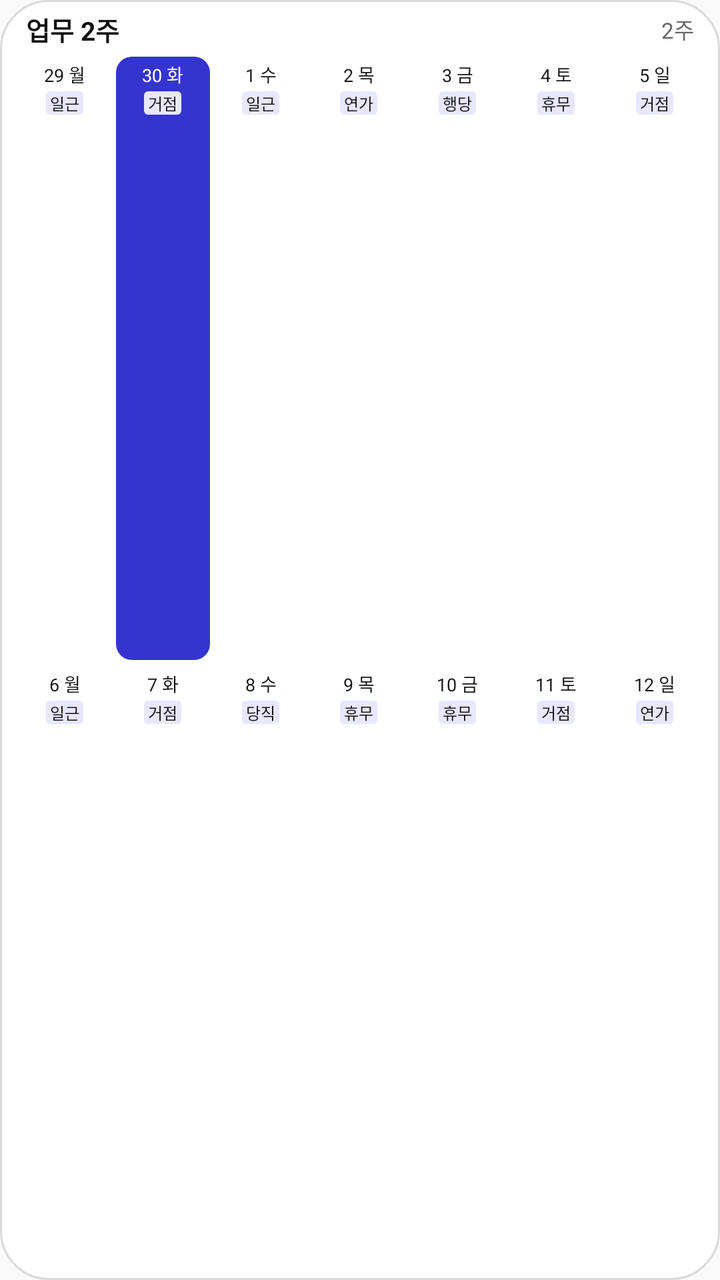
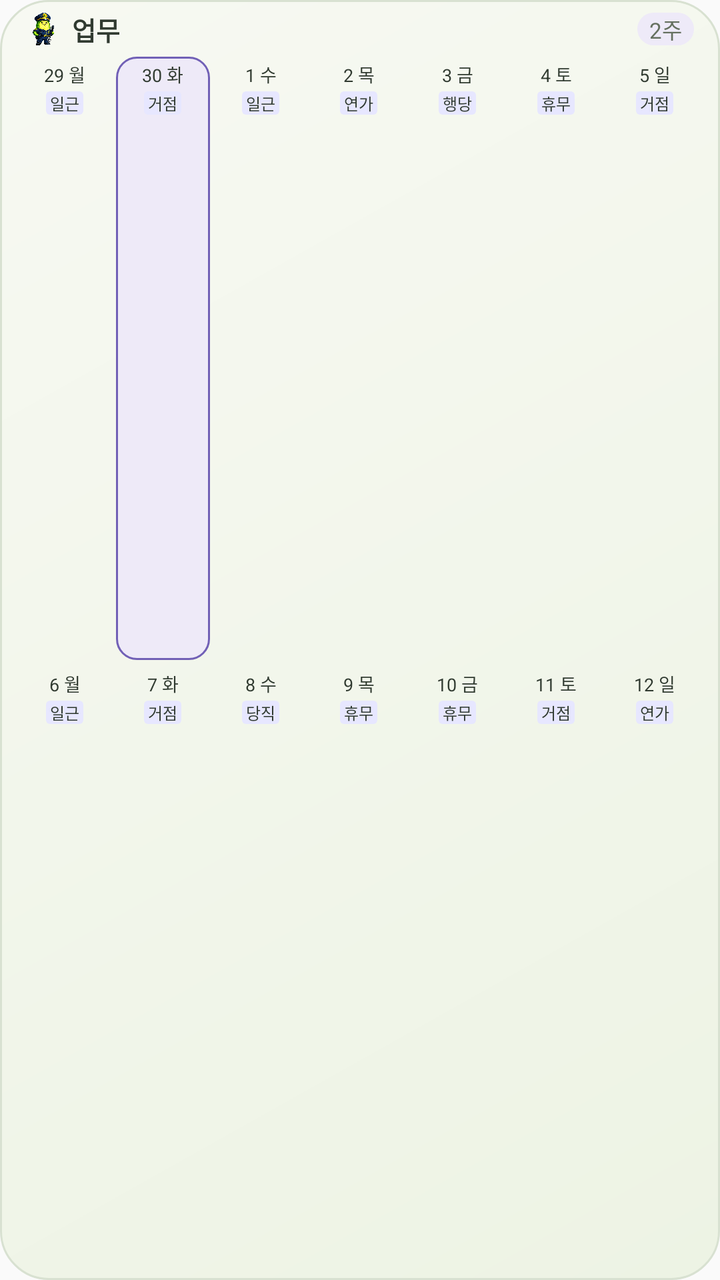

The first picture is an Android layout as it rendered before a commit; the second is the same layout after the commit. The layout source and the unified diff follow.
<!-- AndroidManifest.xml: application theme AppTheme -->
<!-- res/layout/widget_preview_work_two_weeks.xml -->
<?xml version="1.0" encoding="utf-8"?>
<LinearLayout xmlns:android="http://schemas.android.com/apk/res/android"
    android:layout_width="match_parent"
    android:layout_height="match_parent"
    android:background="@drawable/widget_background"
    android:orientation="vertical"
    android:paddingLeft="8dp"
    android:paddingTop="5dp"
    android:paddingRight="8dp"
    android:paddingBottom="5dp">

    <LinearLayout
        android:layout_width="match_parent"
        android:layout_height="wrap_content"
        android:gravity="center_vertical"
        android:orientation="horizontal"
        android:paddingLeft="5dp"
        android:paddingRight="5dp">

        <TextView
            style="@style/MallinoiWidgetPreviewTitle"
            android:text="업무 2주" />

        <TextView
            style="@style/MallinoiWidgetPreviewSubtitle"
            android:text="2주" />
    </LinearLayout>

    <LinearLayout
        android:layout_width="match_parent"
        android:layout_height="0dp"
        android:layout_marginTop="3dp"
        android:layout_weight="1"
        android:orientation="vertical">

    <LinearLayout
        style="@style/MallinoiWidgetPreviewRow">

        <LinearLayout
            style="@style/MallinoiWidgetPreviewDay">

            <TextView
                style="@style/MallinoiWidgetPreviewDate"
                android:text="29 월" />

            <TextView
                style="@style/MallinoiWidgetPreviewChip"
                android:background="@drawable/widget_preview_chip_work"
                android:text="일근" />
        </LinearLayout>

        <LinearLayout
            style="@style/MallinoiWidgetPreviewDay"
            android:background="@drawable/widget_today_work_background">

            <TextView
                style="@style/MallinoiWidgetPreviewDate"
                android:text="30 화"
                android:textColor="#FFFFFF" />

            <TextView
                style="@style/MallinoiWidgetPreviewChip"
                android:background="@drawable/widget_preview_chip_work"
                android:text="거점" />
        </LinearLayout>

        <LinearLayout
            style="@style/MallinoiWidgetPreviewDay">

            <TextView
                style="@style/MallinoiWidgetPreviewDate"
                android:text="1 수" />

            <TextView
                style="@style/MallinoiWidgetPreviewChip"
                android:background="@drawable/widget_preview_chip_work"
                android:text="일근" />
        </LinearLayout>

        <LinearLayout
            style="@style/MallinoiWidgetPreviewDay">

            <TextView
                style="@style/MallinoiWidgetPreviewDate"
                android:text="2 목" />

            <TextView
                style="@style/MallinoiWidgetPreviewChip"
                android:background="@drawable/widget_preview_chip_work"
                android:text="연가" />
        </LinearLayout>

        <LinearLayout
            style="@style/MallinoiWidgetPreviewDay">

            <TextView
                style="@style/MallinoiWidgetPreviewDate"
                android:text="3 금" />

            <TextView
                style="@style/MallinoiWidgetPreviewChip"
                android:background="@drawable/widget_preview_chip_work"
                android:text="행당" />
        </LinearLayout>

        <LinearLayout
            style="@style/MallinoiWidgetPreviewDay">

            <TextView
                style="@style/MallinoiWidgetPreviewDate"
                android:text="4 토" />

            <TextView
                style="@style/MallinoiWidgetPreviewChip"
                android:background="@drawable/widget_preview_chip_work"
                android:text="휴무" />
        </LinearLayout>

        <LinearLayout
            style="@style/MallinoiWidgetPreviewDay">

            <TextView
                style="@style/MallinoiWidgetPreviewDate"
                android:text="5 일" />

            <TextView
                style="@style/MallinoiWidgetPreviewChip"
                android:background="@drawable/widget_preview_chip_work"
                android:text="거점" />
        </LinearLayout>
    </LinearLayout>

    <LinearLayout
        style="@style/MallinoiWidgetPreviewRow"
        android:paddingTop="1dp">

        <LinearLayout
            style="@style/MallinoiWidgetPreviewDay">

            <TextView
                style="@style/MallinoiWidgetPreviewDate"
                android:text="6 월" />

            <TextView
                style="@style/MallinoiWidgetPreviewChip"
                android:background="@drawable/widget_preview_chip_work"
                android:text="일근" />
        </LinearLayout>

        <LinearLayout
            style="@style/MallinoiWidgetPreviewDay">

            <TextView
                style="@style/MallinoiWidgetPreviewDate"
                android:text="7 화" />

            <TextView
                style="@style/MallinoiWidgetPreviewChip"
                android:background="@drawable/widget_preview_chip_work"
                android:text="거점" />
        </LinearLayout>

        <LinearLayout
            style="@style/MallinoiWidgetPreviewDay">

            <TextView
                style="@style/MallinoiWidgetPreviewDate"
                android:text="8 수" />

            <TextView
                style="@style/MallinoiWidgetPreviewChip"
                android:background="@drawable/widget_preview_chip_work"
                android:text="당직" />
        </LinearLayout>

        <LinearLayout
            style="@style/MallinoiWidgetPreviewDay">

            <TextView
                style="@style/MallinoiWidgetPreviewDate"
                android:text="9 목" />

            <TextView
                style="@style/MallinoiWidgetPreviewChip"
                android:background="@drawable/widget_preview_chip_work"
                android:text="휴무" />
        </LinearLayout>

        <LinearLayout
            style="@style/MallinoiWidgetPreviewDay">

            <TextView
                style="@style/MallinoiWidgetPreviewDate"
                android:text="10 금" />

            <TextView
                style="@style/MallinoiWidgetPreviewChip"
                android:background="@drawable/widget_preview_chip_work"
                android:text="휴무" />
        </LinearLayout>

        <LinearLayout
            style="@style/MallinoiWidgetPreviewDay">

            <TextView
                style="@style/MallinoiWidgetPreviewDate"
                android:text="11 토" />

            <TextView
                style="@style/MallinoiWidgetPreviewChip"
                android:background="@drawable/widget_preview_chip_work"
                android:text="거점" />
        </LinearLayout>

        <LinearLayout
            style="@style/MallinoiWidgetPreviewDay">

            <TextView
                style="@style/MallinoiWidgetPreviewDate"
                android:text="12 일" />

            <TextView
                style="@style/MallinoiWidgetPreviewChip"
                android:background="@drawable/widget_preview_chip_work"
                android:text="연가" />
        </LinearLayout>
    </LinearLayout>
    </LinearLayout>
</LinearLayout>
<!-- resources referenced by this layout -->
<resources>
  <!-- drawable widget_background (drawable) -->
  <?xml version="1.0" encoding="utf-8"?>
  <shape xmlns:android="http://schemas.android.com/apk/res/android">
      <solid android:color="#ffffff" />
      <stroke android:width="1dp" android:color="#d9d9d9" />
      <corners android:radius="24dp" />
  </shape>
  <!-- drawable widget_preview_chip_work (drawable) -->
  <?xml version="1.0" encoding="utf-8"?>
  <shape xmlns:android="http://schemas.android.com/apk/res/android">
      <solid android:color="#E7E7FF" />
      <corners android:radius="2dp" />
  </shape>
  <!-- drawable widget_today_work_background (drawable) -->
  <?xml version="1.0" encoding="utf-8"?>
  <shape xmlns:android="http://schemas.android.com/apk/res/android">
      <solid android:color="#3434ce" />
      <corners android:radius="8dp" />
  </shape>
  <style name="MallinoiWidgetPreviewChip">
          <item name="android:layout_width">wrap_content</item>
          <item name="android:layout_height">wrap_content</item>
          <item name="android:layout_marginTop">2dp</item>
          <item name="android:ellipsize">end</item>
          <item name="android:gravity">center</item>
          <item name="android:maxLines">1</item>
          <item name="android:paddingLeft">2dp</item>
          <item name="android:paddingRight">2dp</item>
          <item name="android:singleLine">true</item>
          <item name="android:textColor">#111111</item>
          <item name="android:textSize">8sp</item>
      </style>
  <style name="MallinoiWidgetPreviewDate">
          <item name="android:layout_width">match_parent</item>
          <item name="android:layout_height">wrap_content</item>
          <item name="android:gravity">center</item>
          <item name="android:includeFontPadding">true</item>
          <item name="android:textColor">#111111</item>
          <item name="android:textSize">9sp</item>
      </style>
  <style name="MallinoiWidgetPreviewSubtitle">
          <item name="android:layout_width">wrap_content</item>
          <item name="android:layout_height">wrap_content</item>
          <item name="android:textColor">#666666</item>
          <item name="android:textSize">11sp</item>
      </style>
  <style name="MallinoiWidgetPreviewTitle">
          <item name="android:layout_width">0dp</item>
          <item name="android:layout_height">wrap_content</item>
          <item name="android:layout_weight">1</item>
          <item name="android:ellipsize">end</item>
          <item name="android:singleLine">true</item>
          <item name="android:textColor">#111111</item>
          <item name="android:textSize">13sp</item>
          <item name="android:textStyle">bold</item>
      </style>
  <style name="AppTheme" parent="Theme.AppCompat.Light.DarkActionBar">
          
          <item name="colorPrimary">@color/colorPrimary</item>
          <item name="colorPrimaryDark">@color/colorPrimaryDark</item>
          <item name="colorAccent">@color/colorAccent</item>
      </style>
  <!-- drawable widget_day_background (drawable) -->
  <?xml version="1.0" encoding="utf-8"?>
  <shape xmlns:android="http://schemas.android.com/apk/res/android">
      <solid android:color="#ffffff" />
      <corners android:radius="8dp" />
  </shape>
  <color tools:ignore="UnusedResources" name="colorPrimary">#3F51B5</color>
  <color tools:ignore="UnusedResources" name="colorPrimaryDark">#303F9F</color>
  <color tools:ignore="UnusedResources" name="colorAccent">#FF4081</color>
  <!-- unchanged entries left out for length: 2 -->
</resources>

<!-- the commit's change to res/layout/widget_preview_work_two_weeks.xml (unified diff, before → after) -->
@@ -17,12 +17,23 @@
         android:paddingLeft="5dp"
         android:paddingRight="5dp">
 
+        <ImageView
+            android:layout_width="18dp"
+            android:layout_height="18dp"
+            android:layout_marginEnd="5dp"
+            android:importantForAccessibility="no"
+            android:scaleType="fitCenter"
+            android:src="@drawable/widget_mascot_work" />
+
         <TextView
             style="@style/MallinoiWidgetPreviewTitle"
-            android:text="업무 2주" />
+            android:text="업무" />
 
         <TextView
             style="@style/MallinoiWidgetPreviewSubtitle"
+            android:background="@drawable/widget_label_work"
+            android:paddingLeft="6dp"
+            android:paddingRight="6dp"
             android:text="2주" />
     </LinearLayout>
 
@@ -56,7 +67,7 @@
             <TextView
                 style="@style/MallinoiWidgetPreviewDate"
                 android:text="30 화"
-                android:textColor="#FFFFFF" />
+                android:textColor="#303a30" />
 
             <TextView
                 style="@style/MallinoiWidgetPreviewChip"
<!-- resource entries referenced after the edit -->
@@ -3,10 +3,17 @@
   <!-- drawable widget_background (drawable) -->
   <?xml version="1.0" encoding="utf-8"?>
   <shape xmlns:android="http://schemas.android.com/apk/res/android">
-      <solid android:color="#ffffff" />
-      <stroke android:width="1dp" android:color="#d9d9d9" />
+      <gradient android:startColor="#f7f9f2" android:endColor="#edf3e4" android:angle="315" />
+      <stroke android:width="1dp" android:color="#d8e1d1" />
       <corners android:radius="24dp" />
   </shape>
+  <!-- drawable widget_label_work (drawable) -->
+  <?xml version="1.0" encoding="utf-8"?>
+  <shape xmlns:android="http://schemas.android.com/apk/res/android">
+      <solid android:color="#eeeaf8" />
+      <corners android:radius="12dp" />
+  </shape>
+  <!-- drawable widget_mascot_work: png bitmap (drawable-nodpi, 567422 bytes) -->
   <!-- drawable widget_preview_chip_work (drawable) -->
   <?xml version="1.0" encoding="utf-8"?>
   <shape xmlns:android="http://schemas.android.com/apk/res/android">
@@ -16,8 +23,9 @@
   <!-- drawable widget_today_work_background (drawable) -->
   <?xml version="1.0" encoding="utf-8"?>
   <shape xmlns:android="http://schemas.android.com/apk/res/android">
-      <solid android:color="#3434ce" />
-      <corners android:radius="8dp" />
+      <solid android:color="#eeeaf8" />
+      <stroke android:width="1dp" android:color="#7160b6" />
+      <corners android:radius="10dp" />
   </shape>
   <style name="MallinoiWidgetPreviewChip">
           <item name="android:layout_width">wrap_content</item>
@@ -29,7 +37,7 @@
           <item name="android:paddingLeft">2dp</item>
           <item name="android:paddingRight">2dp</item>
           <item name="android:singleLine">true</item>
-          <item name="android:textColor">#111111</item>
+          <item name="android:textColor">#303a30</item>
           <item name="android:textSize">8sp</item>
       </style>
   <style name="MallinoiWidgetPreviewDate">
@@ -37,13 +45,13 @@
           <item name="android:layout_height">wrap_content</item>
           <item name="android:gravity">center</item>
           <item name="android:includeFontPadding">true</item>
-          <item name="android:textColor">#111111</item>
+          <item name="android:textColor">#303a30</item>
           <item name="android:textSize">9sp</item>
       </style>
   <style name="MallinoiWidgetPreviewSubtitle">
           <item name="android:layout_width">wrap_content</item>
           <item name="android:layout_height">wrap_content</item>
-          <item name="android:textColor">#666666</item>
+          <item name="android:textColor">#65705f</item>
           <item name="android:textSize">11sp</item>
       </style>
   <style name="MallinoiWidgetPreviewTitle">
@@ -52,7 +60,7 @@
           <item name="android:layout_weight">1</item>
           <item name="android:ellipsize">end</item>
           <item name="android:singleLine">true</item>
-          <item name="android:textColor">#111111</item>
+          <item name="android:textColor">#303a30</item>
           <item name="android:textSize">13sp</item>
           <item name="android:textStyle">bold</item>
       </style>
@@ -65,8 +73,8 @@
   <!-- drawable widget_day_background (drawable) -->
   <?xml version="1.0" encoding="utf-8"?>
   <shape xmlns:android="http://schemas.android.com/apk/res/android">
-      <solid android:color="#ffffff" />
-      <corners android:radius="8dp" />
+      <solid android:color="@android:color/transparent" />
+      <corners android:radius="10dp" />
   </shape>
   <color tools:ignore="UnusedResources" name="colorPrimary">#3F51B5</color>
   <color tools:ignore="UnusedResources" name="colorPrimaryDark">#303F9F</color>
